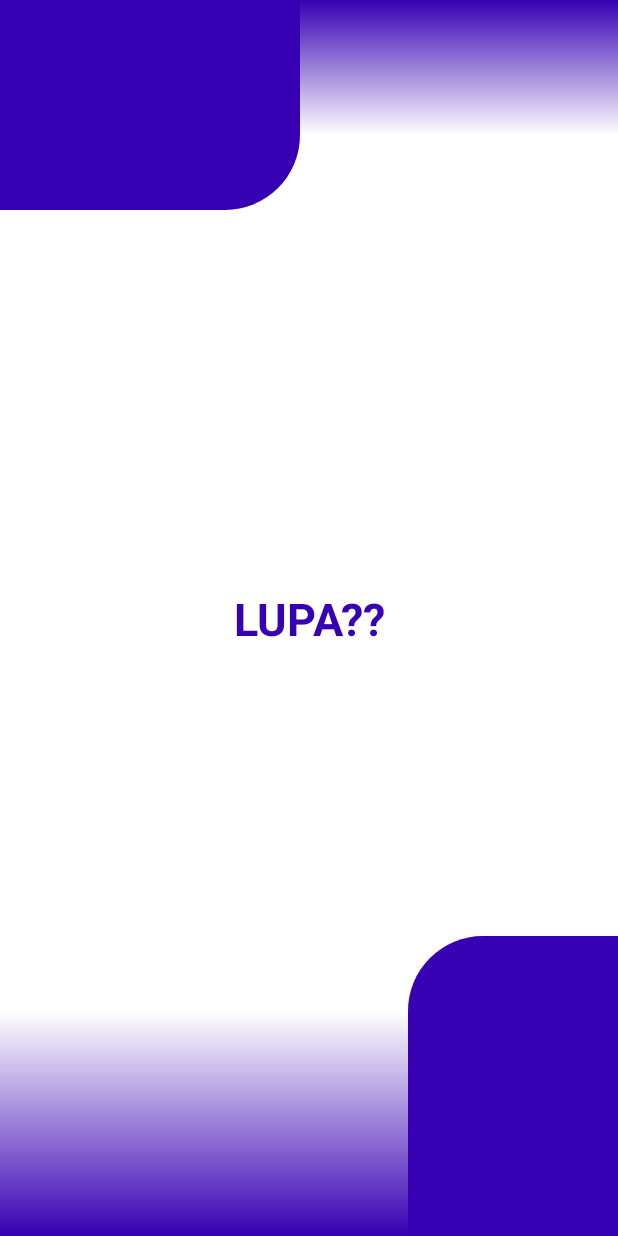
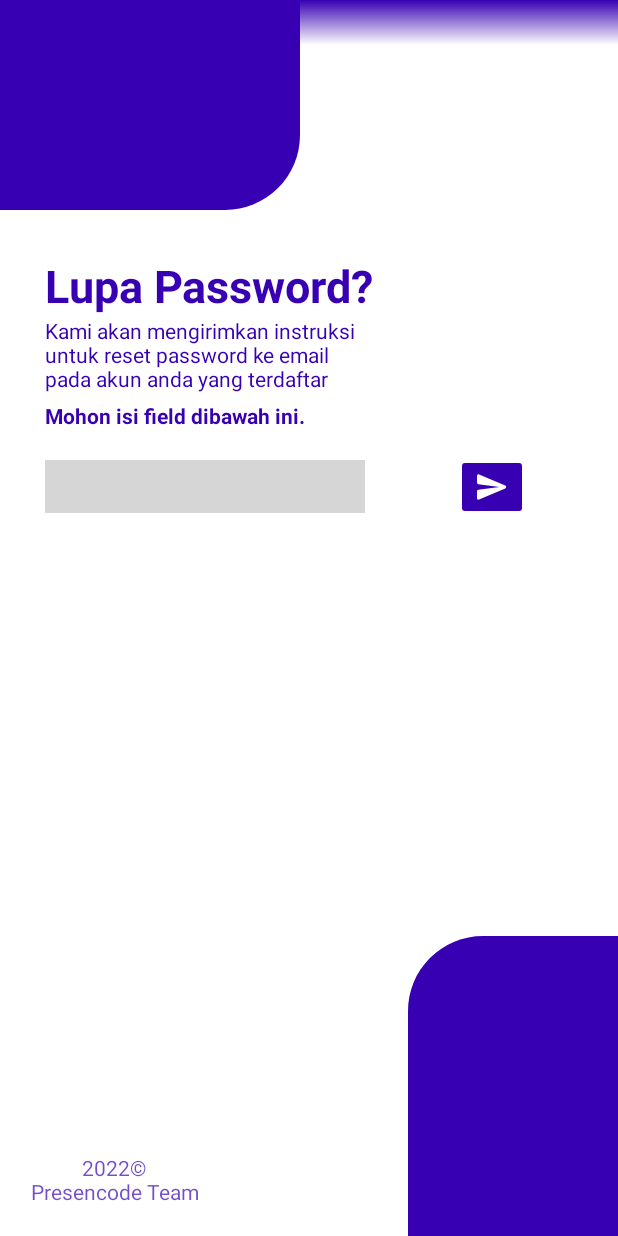
Before and after one commit to leonardchris1230/Presencode, an Android app: the ForgetPasswordActivity screen opened directly, with no data from a screen before it, on a phone screen of 412 x 824 dp. Run offline under Robolectric (Android 15) with nearby library versions, the phone set to English and light mode, and no system bars; our stand-ins replace Firebase (no records; nobody signed in at launch, a user with empty details on screens opened directly); grey boxes are pictures that could not be loaded.

Commit message:
creating alert lyouts, updating forget pass act ui, creating fully functional reset password

```diff
--- a/app/src/main/java/com/lazilette/presencode/ui/password/ForgetPasswordActivity.java
+++ b/app/src/main/java/com/lazilette/presencode/ui/password/ForgetPasswordActivity.java
@@ -1,16 +1,57 @@
 package com.lazilette.presencode.ui.password;
 
+import androidx.annotation.NonNull;
 import androidx.appcompat.app.AppCompatActivity;
 
 import android.os.Bundle;
+import android.text.TextUtils;
+import android.view.LayoutInflater;
+import android.view.View;
+import android.widget.Toast;
 
+import com.google.android.gms.tasks.OnCompleteListener;
+import com.google.android.gms.tasks.Task;
+import com.google.firebase.auth.FirebaseAuth;
 import com.lazilette.presencode.R;
+import com.lazilette.presencode.databinding.ActivityForgetPasswordBinding;
 
 public class ForgetPasswordActivity extends AppCompatActivity {
+
+    ActivityForgetPasswordBinding binding;
+    FirebaseAuth auth;
 
     @Override
     protected void onCreate(Bundle savedInstanceState) {
         super.onCreate(savedInstanceState);
-        setContentView(R.layout.activity_forget_password);
+        binding = ActivityForgetPasswordBinding.inflate(getLayoutInflater());
+        setContentView(binding.getRoot());
+
+        auth = FirebaseAuth.getInstance();
+
+        binding.buttonResetPass.setOnClickListener(new View.OnClickListener() {
+            @Override
+            public void onClick(View v) {
+
+                String email = binding.lupapassEmail.getText().toString().trim();
+
+                if (TextUtils.isEmpty(email)) {
+                    Toast.makeText(getApplication(), "Masukkan alamat email yang benar", Toast.LENGTH_SHORT).show();
+                    return;
+                }
+
+                auth.sendPasswordResetEmail(email)
+
+                        .addOnCompleteListener(new OnCompleteListener<Void>() {
+                            @Override
+                            public void onComplete(@NonNull Task<Void> task) {
+                                if (task.isSuccessful()) {
+                                    Toast.makeText(ForgetPasswordActivity.this, "Sukses mengirim email", Toast.LENGTH_LONG).show();
+                                } else {
+                                    Toast.makeText(ForgetPasswordActivity.this, "Gagal mengirim email!", Toast.LENGTH_LONG).show();
+                                }
+                            }
+                        });
+            }
+        });
     }
 }
--- /dev/null
+++ b/app/src/main/res/drawable/ic_send.xml
@@ -0,0 +1,11 @@
+<vector xmlns:android="http://schemas.android.com/apk/res/android"
+    android:width="24dp"
+    android:height="24dp"
+    android:viewportWidth="24"
+    android:viewportHeight="24"
+    android:tint="?attr/colorControlNormal"
+    android:autoMirrored="true">
+  <path
+      android:fillColor="@android:color/white"
+      android:pathData="M3.4,20.4l17.45,-7.48c0.81,-0.35 0.81,-1.49 0,-1.84L3.4,3.6c-0.66,-0.29 -1.39,0.2 -1.39,0.91L2,9.12c0,0.5 0.37,0.93 0.87,0.99L17,12 2.87,13.88c-0.5,0.07 -0.87,0.5 -0.87,1l0.01,4.61c0,0.71 0.73,1.2 1.39,0.91z"/>
+</vector>
--- a/app/src/main/res/layout/activity_forget_password.xml
+++ b/app/src/main/res/layout/activity_forget_password.xml
@@ -10,37 +10,24 @@
     <ImageView
         android:id="@+id/imageView5"
         android:layout_width="0dp"
-        android:layout_height="0dp"
-        android:layout_marginBottom="50dp"
-        app:layout_constraintBottom_toBottomOf="@+id/imageView6"
+        android:layout_height="30dp"
         app:layout_constraintEnd_toEndOf="parent"
         app:layout_constraintStart_toStartOf="@+id/imageView6"
         app:layout_constraintTop_toTopOf="@+id/imageView6"
-        app:srcCompat="@drawable/gr_blue__white" />
-
-    <ImageView
-        android:layout_width="0dp"
-        android:layout_height="0dp"
-        android:layout_marginTop="50dp"
-        android:rotation="180"
-        app:layout_constraintBottom_toBottomOf="parent"
-        app:layout_constraintEnd_toEndOf="@+id/imageView4"
-        app:layout_constraintStart_toStartOf="parent"
-        app:layout_constraintTop_toTopOf="@+id/imageView4"
         app:srcCompat="@drawable/gr_blue__white" />
 
     <TextView
         android:id="@+id/textView16"
         android:layout_width="wrap_content"
         android:layout_height="wrap_content"
-        android:text="LUPA??"
+        android:layout_marginStart="30dp"
+        android:layout_marginTop="30dp"
+        android:text="Lupa Password?"
+        android:textColor="@color/purple_700"
         android:textSize="30sp"
         android:textStyle="bold"
-        android:textColor="@color/purple_700"
-        app:layout_constraintBottom_toBottomOf="parent"
-        app:layout_constraintEnd_toEndOf="parent"
         app:layout_constraintStart_toStartOf="parent"
-        app:layout_constraintTop_toTopOf="parent" />
+        app:layout_constraintTop_toBottomOf="@+id/imageView6" />
 
     <ImageView
         android:id="@+id/imageView4"
@@ -60,5 +47,68 @@
         app:layout_constraintStart_toStartOf="parent"
         app:layout_constraintTop_toTopOf="parent" />
 
+    <TextView
+        android:id="@+id/textView13"
+        android:layout_width="wrap_content"
+        android:layout_height="wrap_content"
+        android:text="Kami akan mengirimkan instruksi\nuntuk reset password ke email\npada akun anda yang terdaftar"
+        app:layout_constraintStart_toStartOf="@+id/textView16"
+        android:textColor="@color/purple_700"
+        app:layout_constraintTop_toBottomOf="@+id/textView16" />
+
+    <TextView
+        android:id="@+id/textView17"
+        android:layout_width="wrap_content"
+        android:layout_height="wrap_content"
+        android:layout_marginTop="5dp"
+        android:text="Mohon isi field dibawah ini."
+        android:textStyle="bold"
+        android:textColor="@color/purple_700"
+        app:layout_constraintStart_toStartOf="@+id/textView13"
+        app:layout_constraintTop_toBottomOf="@+id/textView13" />
+
+    <EditText
+        android:id="@+id/lupapassEmail"
+        android:layout_width="0dp"
+        android:layout_height="35dp"
+        android:layout_marginTop="20dp"
+        android:layout_marginEnd="6dp"
+        android:background="@drawable/bg_round"
+        android:ems="10"
+        android:hint="Masukkan Email Anda"
+        android:inputType="textEmailAddress"
+        android:paddingStart="6dp"
+        android:paddingEnd="6dp"
+        android:textColor="@color/purple_700"
+        android:textColorHint="@color/purple_500"
+        app:layout_constraintEnd_toStartOf="@+id/imageButton"
+        app:layout_constraintStart_toStartOf="@+id/textView17"
+        app:layout_constraintTop_toBottomOf="@+id/textView17" />
+
+    <TextView
+        android:id="@+id/textView18"
+        android:layout_width="wrap_content"
+        android:layout_height="wrap_content"
+        android:layout_marginStart="20dp"
+        android:layout_marginBottom="20dp"
+        android:alpha="0.7"
+        android:text="2022©\nPresencode Team"
+        android:textAlignment="center"
+        android:textColor="@color/purple_700"
+        app:layout_constraintBottom_toBottomOf="parent"
+        app:layout_constraintStart_toStartOf="parent" />
+
+    <ImageButton
+        android:id="@+id/buttonResetPass"
+        android:layout_width="wrap_content"
+        android:layout_height="wrap_content"
+        android:layout_marginEnd="60dp"
+        app:layout_constraintBottom_toBottomOf="@+id/lupapassEmail"
+        app:layout_constraintEnd_toEndOf="parent"
+        android:backgroundTint="@color/purple_700"
+        app:tint="@color/white"
+        app:layout_constraintTop_toTopOf="@+id/lupapassEmail"
+        app:srcCompat="@drawable/ic_send" />
+
 
 </androidx.constraintlayout.widget.ConstraintLayout>
```
Also changed, not shown: app/src/main/java/com/lazilette/presencode/ui/login/LoginActivity.java (+7 -7 lines), app/src/main/res/drawable/ic_close.xml (added, +10 -0 lines), app/src/main/res/drawable/ic_done.xml (added, +10 -0 lines), app/src/main/res/drawable/ic_logout.xml (added, +14 -0 lines), app/src/main/res/layout/alert_logout.xml (added, +89 -0 lines).
